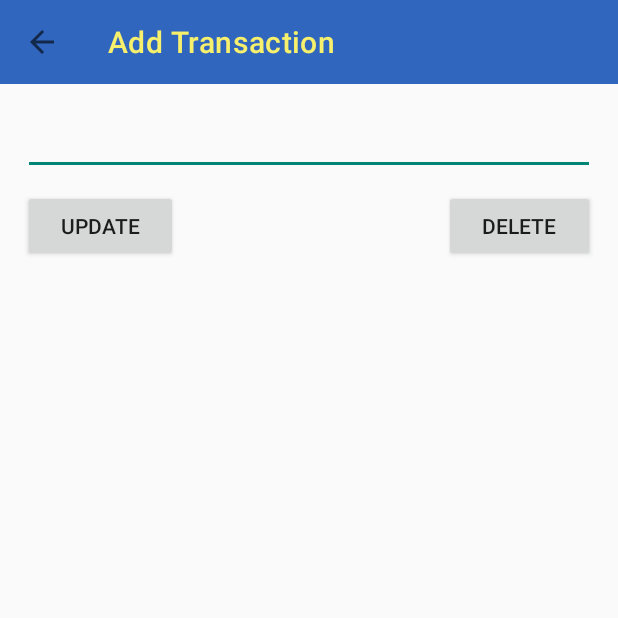
After one commit to MichaelDuToit/SD6501_BudgieCoin_Project, an Android app: the ViewAccountActivity screen opened directly, with no data from a screen before it, on a phone screen of 412 x 824 dp, the top half of it. The commit adds this screen. Run offline under Robolectric (Android 15) with nearby library versions, the phone set to English and light mode, and no system bars; 1 statement that could not run was skipped.

Commit message:
Should've committed earlier :o. Added DB and handlers, fixed classes to work with DB. Implemented creating transactions, accounts and accounts list view.

```diff
--- a/app/src/main/java/com/example/sd6501_budgiecoin_project/Account.java
+++ b/app/src/main/java/com/example/sd6501_budgiecoin_project/Account.java
@@ -2,23 +2,43 @@ package com.example.sd6501_budgiecoin_project;
 
 public class Account {
     // Fields of the Class
+    private int id;
     private String name;
+    private double balance;
 
     // Constructors for the Class
+    // Default Constructor
     public Account(){
+        this.id = 0;
         this.name = null;
+        this.balance = 0.0;
     }
+
+    // Constructor that only takes name field. Primary use: creation of Account obj that gets passed to DB (that sets ID).
     public Account(String name){
+        this.id = 0;
         this.name = name;
+        this.balance = 0.0;
+    }
+
+    // Constructor that takes all fields. Primary use: hold data from DB.
+    public Account(int id, String name, double balance){
+        this.id = id;
+        this.name = name;
+        this.balance = balance;
     }
 
     // Accessor and Mutators for the Fields
+    public int getId(){ return this.id; }
     public String getName(){
-        return name;
+        return this.name;
     }
+    public Double getBalance(){ return this.balance; }
+    public void setId(int i){ this.id = i;}
     public void setName(String n){
         this.name = n;
     }
+    public void setBalance(double b){ this.balance = b; }
 
     // Methods for the Class
 }
--- /dev/null
+++ b/app/src/main/java/com/example/sd6501_budgiecoin_project/ViewAccountActivity.java
@@ -0,0 +1,71 @@
+package com.example.sd6501_budgiecoin_project;
+
+import androidx.appcompat.app.AlertDialog;
+import androidx.appcompat.app.AppCompatActivity;
+
+import android.content.DialogInterface;
+import android.content.Intent;
+import android.os.Bundle;
+import android.view.View;
+import android.widget.Button;
+import android.widget.EditText;
+
+import androidx.appcompat.widget.Toolbar;
+
+public class ViewAccountActivity extends AppCompatActivity {
+
+    private Toolbar actionBar;
+    Bundle intentBundle;
+    int accountID;
+    EditText etAccountName;
+    Button updateBtn, deleteBtn;
+
+    @Override
+    protected void onCreate(Bundle savedInstanceState) {
+        super.onCreate(savedInstanceState);
+        setContentView(R.layout.activity_view_account);
+
+        updateBtn = findViewById(R.id.updateBtn);
+        deleteBtn = findViewById(R.id.deleteBtn);
+
+        // Get data passed with intent;
+        intentBundle = getIntent().getExtras();
+        accountID = intentBundle.getInt("AccountID");
+
+        // Setup the custom ActionBar / Toolbar.
+        actionBar = (Toolbar)findViewById(R.id.appBar);
+        setSupportActionBar(actionBar);
+        getSupportActionBar().setDisplayHomeAsUpEnabled(true);
+        getSupportActionBar().setTitle(R.string.addTransactionLbl);
+
+        // DB connection and get the specified account
+        DBHandler db = new DBHandler(this);
+        Account account = db.getAccount(accountID);
+
+        etAccountName = findViewById(R.id.accountName);
+        etAccountName.setText(account.getName());
+    }
+
+    public void updateAccount(View v){
+        DBHandler db = new DBHandler(this);
+        String newName = etAccountName.getText().toString();
+        db.updateAccount(accountID, newName);
+        startActivity(new Intent(this, AccountBalancesActivity.class));
+    }
+
+    public void deleteAccount(View v){
+        DBHandler db = new DBHandler(this);
+        AlertDialog confirmationDialog = new AlertDialog.Builder(this)
+                .setTitle("Delete Account")
+                .setMessage("Are you sure you want to delete this account?")
+                .setPositiveButton("Yes", new DialogInterface.OnClickListener() {
+                    @Override
+                    public void onClick(DialogInterface dialog, int which) {
+                        db.deleteAccount(accountID);
+                        startActivity(new Intent(getApplicationContext(), AccountBalancesActivity.class));
+                    }
+                })
+                .setNegativeButton("No", null).show();
+        confirmationDialog.show();
+    }
+}
--- a/app/src/main/res/layout/activity_account_balances.xml
+++ b/app/src/main/res/layout/activity_account_balances.xml
@@ -17,7 +17,11 @@
         >
         <include layout="@layout/app_bar" android:id="@+id/appBar" />
 
-
+        <ListView
+            android:id="@+id/accountsList"
+            android:layout_width="match_parent"
+            android:layout_height="wrap_content"
+            />
 
     </LinearLayout>
     <com.google.android.material.navigation.NavigationView
--- a/app/src/main/res/layout/activity_add_transaction.xml
+++ b/app/src/main/res/layout/activity_add_transaction.xml
@@ -73,7 +73,6 @@
         android:layout_margin="15dp"
         android:background="@color/budgiePurple"
         android:textColor="@color/budgieYellow"
-        android:onClick="selectAccountBtn"
         />
 
     <EditText
--- /dev/null
+++ b/app/src/main/res/layout/activity_view_account.xml
@@ -0,0 +1,41 @@
+<?xml version="1.0" encoding="utf-8"?>
+<LinearLayout android:layout_height="match_parent" android:layout_width="match_parent"
+    xmlns:android="http://schemas.android.com/apk/res/android"
+    android:orientation="vertical">
+    <include layout="@layout/app_bar" android:id="@+id/appBar" />
+
+    <RelativeLayout
+        android:layout_below="@id/appBar"
+        android:layout_width="match_parent"
+        android:layout_height="wrap_content"
+        android:layout_margin="15dp"
+        >
+        <EditText
+            android:id="@+id/accountName"
+            android:layout_width="match_parent"
+            android:layout_height="wrap_content"
+            android:layout_marginBottom="10dp"
+            />
+
+        <Button
+            android:id="@+id/updateBtn"
+            android:layout_width="wrap_content"
+            android:layout_height="wrap_content"
+            android:text="@string/btnUpdate"
+            android:layout_below="@id/accountName"
+            android:paddingHorizontal="25dp"
+            android:onClick="updateAccount"
+            />
+        <Button
+            android:id="@+id/deleteBtn"
+            android:layout_width="wrap_content"
+            android:layout_height="wrap_content"
+            android:text="@string/btnDelete"
+            android:layout_below="@id/accountName"
+            android:layout_alignParentRight="true"
+            android:paddingHorizontal="25dp"
+            android:onClick="deleteAccount"
+            />
+
+    </RelativeLayout>
+</LinearLayout>
--- a/app/src/main/res/values/strings.xml
+++ b/app/src/main/res/values/strings.xml
@@ -7,6 +7,8 @@
     <string name="account">Account</string>
     <string name="btnSave">Save</string>
     <string name="btnCancel">Cancel</string>
+    <string name="btnUpdate">Update</string>
+    <string name="btnDelete">Delete</string>
     <string name="lbl_open">Open</string>
     <string name="lbl_close">Close</string>
     <string name="title_activity_settings">SettingsActivity</string>
@@ -39,6 +41,14 @@
     <string name="note">Note</string>
     <string name="accountName">Account Name</string>
 
+    <!-- Toast Messages -->
+    <string name="t_accountCreated">Account Created</string>
+    <string name="t_accountCanceled">Account Creation Cancelled</string>
+    <string name="t_accountError">Account Creation Error</string>
+    <string name="t_transactionCreated">Transaction Created</string>
+    <string name="t_transactionCanceled">Transaction Creation Cancelled</string>
+    <string name="t_transactionError">Transaction Creation Error</string>
+
     <!-- Preference Titles -->
     <string name="messages_header">Messages</string>
     <string name="sync_header">Sync</string>
```
Also changed, not shown: app/src/main/AndroidManifest.xml (+7 -2 lines), app/src/main/java/com/example/sd6501_budgiecoin_project/AccountBalancesActivity.java (+26 -0 lines), app/src/main/java/com/example/sd6501_budgiecoin_project/AccountsBalancesAdapter.java (added, +75 -0 lines), app/src/main/java/com/example/sd6501_budgiecoin_project/AddAccountActivity.java (+13 -5 lines), app/src/main/java/com/example/sd6501_budgiecoin_project/AddTransactionActivity.java (+43 -7 lines), app/src/main/java/com/example/sd6501_budgiecoin_project/DBHandler.java (added, +207 -0 lines), app/src/main/java/com/example/sd6501_budgiecoin_project/Transaction.java (+31 -9 lines), app/src/main/java/com/example/sd6501_budgiecoin_project/ViewTransactionsActivity.java (+8 -0 lines), app/src/main/res/layout/account_balances_list_row.xml (added, +24 -0 lines), app/src/main/res/layout/transactions_list_row.xml (added, +33 -0 lines), 1 other file.
